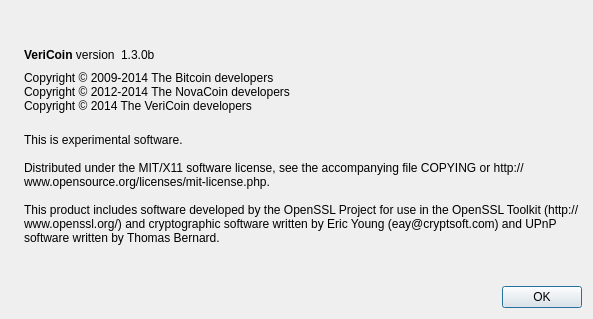
Before: the Qt Designer form src/qt/forms/aboutdialog.ui in aidy813/master, drawn with Qt 5.
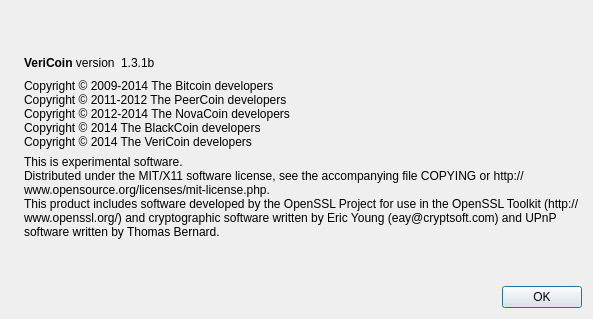
After: the same form once the commit is applied. Icons and pictures are not drawn.

What changed in the file:
```diff
--- a/src/qt/forms/aboutdialog.ui
+++ b/src/qt/forms/aboutdialog.ui
@@ -63,7 +63,7 @@
           <cursorShape>IBeamCursor</cursorShape>
          </property>
          <property name="text">
-          <string notr="true">1.3.0b</string>
+          <string notr="true">1.3.1b</string>
          </property>
          <property name="textInteractionFlags">
           <set>Qt::LinksAccessibleByMouse|Qt::TextSelectableByKeyboard|Qt::TextSelectableByMouse</set>
@@ -92,7 +92,9 @@
        </property>
        <property name="text">
         <string>Copyright © 2009-2014 The Bitcoin developers
+Copyright © 2011-2012 The PeerCoin developers
 Copyright © 2012-2014 The NovaCoin developers
+Copyright © 2014 The BlackCoin developers
 Copyright © 2014 The VeriCoin developers</string>
        </property>
        <property name="textInteractionFlags">
@@ -106,11 +108,8 @@
         <cursorShape>IBeamCursor</cursorShape>
        </property>
        <property name="text">
-        <string>
-This is experimental software.
-
+        <string>This is experimental software.
 Distributed under the MIT/X11 software license, see the accompanying file COPYING or http://www.opensource.org/licenses/mit-license.php.
-
 This product includes software developed by the OpenSSL Project for use in the OpenSSL Toolkit (http://www.openssl.org/) and cryptographic software written by Eric Young (eay@cryptsoft.com) and UPnP software written by Thomas Bernard.</string>
        </property>
        <property name="wordWrap">
```
